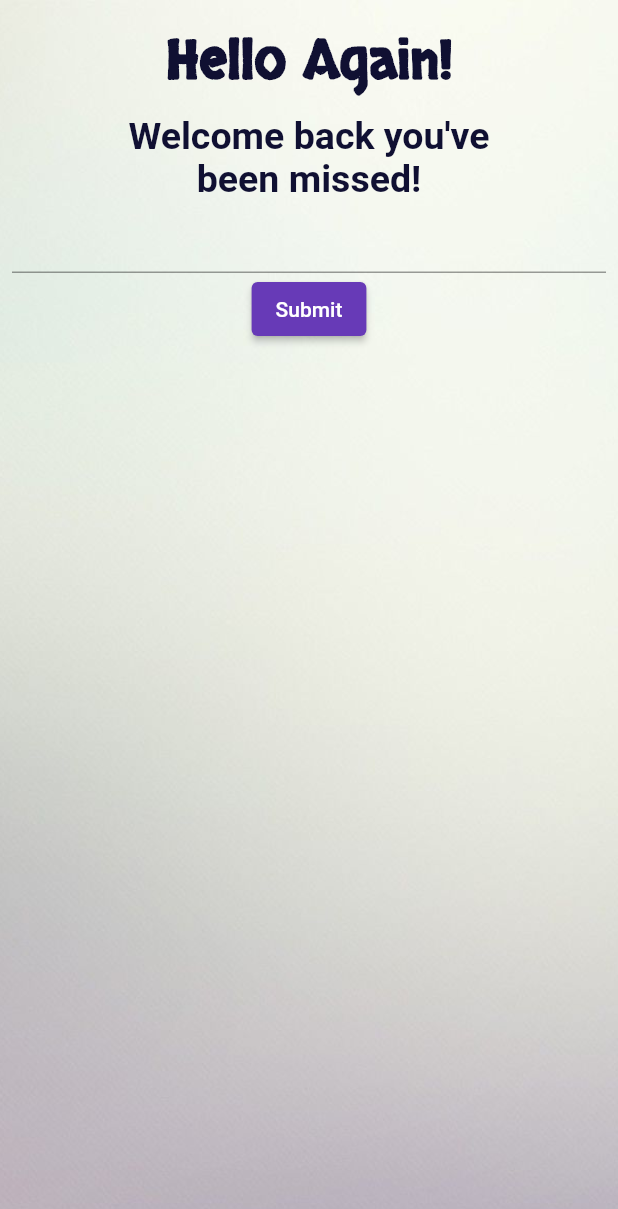
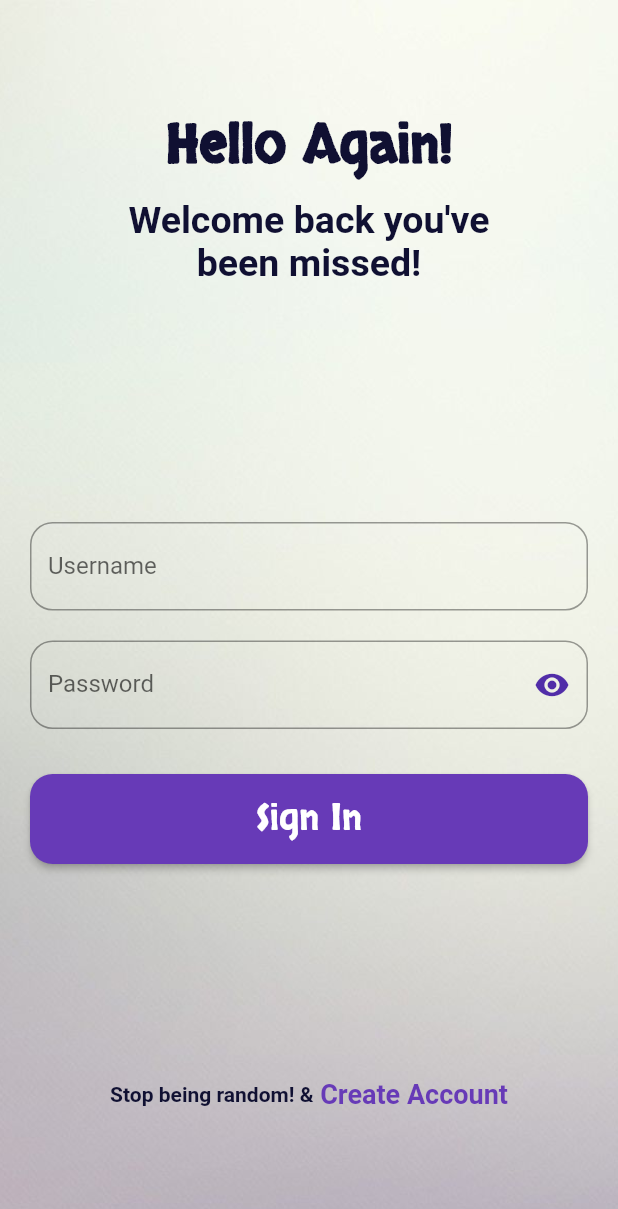
Before and after one commit to bebomohsen/RandomApp, a Flutter app: the screen it shows after launch, on a phone screen of 412 x 824 dp. Shown: the top 1209 px of the screen. Run offline on Flutter 3.47's test engine with Material 2 defaults, Android fonts, the phone set to English and light mode, and no system bars.

Commit message:
2second commit

```diff
--- a/lib/screens/login.dart
+++ b/lib/screens/login.dart
@@ -9,6 +9,7 @@ class Login extends StatefulWidget {
 
 class _LoginState extends State<Login> {
   final _formKey = GlobalKey<FormState>();
+  bool _passwordVisible = true;
 
   @override
   Widget build(BuildContext context) {
@@ -20,10 +21,18 @@ class _LoginState extends State<Login> {
         ),
         Scaffold(
           backgroundColor: Colors.transparent,
-          body: Padding(
-            padding: const EdgeInsets.all(8.0),
+          body: CustomScrollView(
+            scrollDirection: Axis.vertical,
+            slivers: [
+              SliverFillRemaining(
+                hasScrollBody: false,
+                child: Padding(
+                  padding: const EdgeInsets.only(left: 20,right: 20,bottom: 20),
                   child: Center(
                     child: Column(
+                      mainAxisAlignment: MainAxisAlignment.spaceEvenly,
+                      children: [
+                        Column(
                           children: [
                             FittedBox(
                               child: Padding(
@@ -49,20 +58,80 @@ class _LoginState extends State<Login> {
                                     fontWeight: FontWeight.w600),
                               ),
                             ),
+                          ],
+                        ),
+                        SizedBox(
+                          height: 30,
+                        ),
                         Form(
                             key: _formKey,
                             child: Column(
                               children: [
                                 TextFormField(
+                                  decoration: InputDecoration(
+                                      border: OutlineInputBorder(
+                                          borderRadius:
+                                              BorderRadius.circular(15)),
+                                      hintText: 'Enter username',
+                                      label: Text('Username')),
                                   // The validator receives the text that the user has entered.
                                   validator: (value) {
                                     if (value == null || value.isEmpty) {
-                                return 'Please enter some text';
+                                      return 'Random app does not prefer random username';
                                     }
                                     return null;
                                   },
                                 ),
+                                SizedBox(
+                                  height: 20,
+                                ),
+                                TextFormField(
+                                  obscureText: _passwordVisible,
+                                  decoration: InputDecoration(
+                                      suffixIcon: IconButton(
+                                        icon: Icon(
+                                          // Based on passwordVisible state choose the icon
+                                          _passwordVisible
+                                              ? Icons.visibility
+                                              : Icons.visibility_off,
+                                          color:
+                                              Theme.of(context).primaryColorDark,
+                                        ),
+                                        onPressed: () {
+                                          // Update the state i.e. toogle the state of passwordVisible variable
+                                          setState(() {
+                                            _passwordVisible = !_passwordVisible;
+                                          });
+                                        },
+                                      ),
+                                      border: OutlineInputBorder(
+                                          borderRadius:
+                                              BorderRadius.circular(15)),
+                                      hintText: 'Enter Password',
+                                      label: Text('Password')),
+                                  // The validator receives the text that the user has entered.
+                                  validator: (value) {
+                                    if (value == null || value.isEmpty) {
+                                      return 'Random app does not prefer random password';
+                                    }
+                                    return null;
+                                  },
+                                ),
+                                SizedBox(
+                                  height: 30,
+                                ),
                                 ElevatedButton(
+                                  style: ButtonStyle(
+                                      textStyle: MaterialStateProperty.all(
+                                          TextStyle(
+                                              fontSize: 24,
+                                              fontFamily: 'Skranji')),
+                                      minimumSize: MaterialStateProperty.all(
+                                          Size(double.infinity, 60)),
+                                      shape: MaterialStateProperty.all(
+                                          RoundedRectangleBorder(
+                                              borderRadius:
+                                                  BorderRadius.circular(15)))),
                                   onPressed: () {
                                     // Validate returns true if the form is valid, or false otherwise.
                                     if (_formKey.currentState!.validate()) {
@@ -74,16 +143,46 @@ class _LoginState extends State<Login> {
                                       );
                                     }
                                   },
-                            child: const Text('Submit'),
+                                  child: const Text(
+                                    'Sign In',
+                                  ),
                                 ),
                               ],
-                      ))
+                            )),
+                        SizedBox(
+                          height: 15,
+                        ),
+                        FittedBox(
+                          child: Row(
+                            children: [
+                              Text(
+                                "Stop being random! &",
+                                textAlign: TextAlign.center,
+                                style: TextStyle(
+                                    color: Color(0xff101032),
+                                    fontSize: 14,
+                                    fontWeight: FontWeight.w600),
+                              ),
+                              Text(
+                                " Create Account",
+                                textAlign: TextAlign.center,
+                                style: TextStyle(
+                                    color: Theme.of(context).primaryColor,
+                                    fontSize: 18,
+                                    fontWeight: FontWeight.w600),
+                              ),
+                            ],
+                          ),
+                        ),
                       ],
                     ),
                   ),
                 ),
               )
             ],
+          ),
+        )
+      ],
     );
   }
 }
```
Lines whose indentation alone changed are shown as unchanged.
